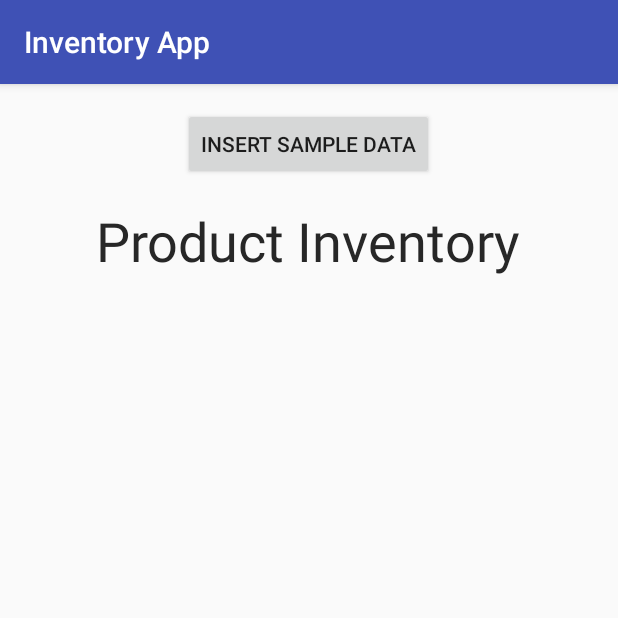
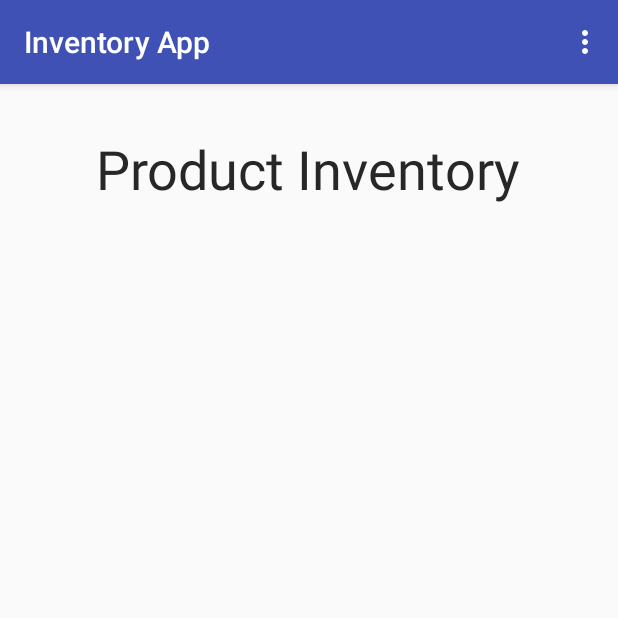
Before and after one commit to alejandra-gonzalez/InventoryApp, an Android app: the screen it shows after launch (MainActivity), on a phone screen of 412 x 824 dp, the top half of it. Run offline under Robolectric (Android 15) with nearby library versions, the phone set to English and light mode, and no system bars.

Commit message:
Updated Insert Dummy Data

```diff
--- a/app/src/main/java/com/example/android/inventoryapp/MainActivity.java
+++ b/app/src/main/java/com/example/android/inventoryapp/MainActivity.java
@@ -2,28 +2,22 @@ package com.example.android.inventoryapp;
 
 import android.content.ContentValues;
 import android.database.Cursor;
-import android.database.sqlite.SQLiteDatabase;
 import android.support.annotation.NonNull;
-import android.support.annotation.Nullable;
 import android.support.v4.app.LoaderManager;
 import android.support.v4.content.CursorLoader;
 import android.support.v4.content.Loader;
 import android.support.v7.app.AppCompatActivity;
 import android.os.Bundle;
-import android.view.View;
+import android.view.Menu;
+import android.view.MenuItem;
 import android.widget.ListView;
-import android.widget.TextView;
-import android.widget.Toast;
 
 import com.example.android.inventoryapp.data.ProductContract.ProductEntry;
-import com.example.android.inventoryapp.data.ProductDbHelper;
 
 public class MainActivity extends AppCompatActivity implements LoaderManager.LoaderCallbacks<Cursor>{
 
     private static final int PRODUCT_LIST_LOADER = 0;
     private ProductCursorAdapter productCursorAdapter;
-
-    private ProductDbHelper productDbHelper;
 
     @Override
     protected void onCreate(Bundle savedInstanceState) {
@@ -34,17 +28,13 @@ public class MainActivity extends AppCompatActivity implements LoaderManager.Loa
         productCursorAdapter = new ProductCursorAdapter(this, null);
         productList.setAdapter(productCursorAdapter);
 
-        productDbHelper = new ProductDbHelper(this);
-
         getSupportLoaderManager().initLoader(PRODUCT_LIST_LOADER, null, this);
     }
 
     /**
      * Inserts a row of fake data.
      */
-    public void insertProductData(View v){
-        SQLiteDatabase db = productDbHelper.getWritableDatabase();
-
+    public void insertProductData(){
         ContentValues values = new ContentValues();
         values.put(ProductEntry.COLUMN_PRODUCT_NAME, getString(R.string.sample_product_name));
         values.put(ProductEntry.COLUMN_PRODUCT_PRICE, 12);
@@ -52,16 +42,12 @@ public class MainActivity extends AppCompatActivity implements LoaderManager.Loa
         values.put(ProductEntry.COLUMN_SUPPLIER_NAME, getString(R.string.sample_supplier_name));
         values.put(ProductEntry.COLUMN_SUPPLIER_PHONE_NUMBER, getString(R.string.sample_supplier_number));
 
-        long newRowId = db.insert(ProductEntry.TABLE_NAME, null, values);
-
-        if (newRowId == -1) {
-            Toast.makeText(getApplicationContext(),getString(R.string.display_error_message),
-                    Toast.LENGTH_SHORT).show();
-        }
-
-        productCursorAdapter.notifyDataSetChanged();
+        getContentResolver().insert(ProductEntry.CONTENT_URI, values);
     }
 
+    /**
+     * Creates the loader if it does not exist already.
+     */
     @NonNull
     @Override
     public Loader<Cursor> onCreateLoader(int loaderID, Bundle bundle) {
@@ -71,13 +57,42 @@ public class MainActivity extends AppCompatActivity implements LoaderManager.Loa
                 null, null);
     }
 
+    /**
+     * Uses the Cursor from the CursorLoader once the loader finishes its work.
+     */
     @Override
     public void onLoadFinished(@NonNull Loader<Cursor> loader, Cursor cursor) {
         productCursorAdapter.swapCursor(cursor);
     }
 
+    /**
+     * Resets the CursorLoader.
+     */
     @Override
     public void onLoaderReset(@NonNull Loader<Cursor> loader) {
         productCursorAdapter.swapCursor(null);
     }
+
+    /**
+     * Inflates the menu options from the res/menu/menu_main_activity.xml file
+     * and adds them to the app bar.
+     */
+    @Override
+    public boolean onCreateOptionsMenu(Menu menu) {
+        getMenuInflater().inflate(R.menu.menu_main_activity, menu);
+        return true;
+    }
+
+    /**
+     * Performs an action based on what was selected from the app bar menu.
+     */
+    @Override
+    public boolean onOptionsItemSelected(MenuItem item) {
+        switch (item.getItemId()) {
+            case R.id.action_insert_dummy_data:
+                insertProductData();
+                return true;
+        }
+        return super.onOptionsItemSelected(item);
+    }
 }
--- a/app/src/main/res/layout/activity_main.xml
+++ b/app/src/main/res/layout/activity_main.xml
@@ -6,13 +6,6 @@
     android:layout_margin="16dp"
     android:orientation="vertical"
     tools:context=".MainActivity">
-
-    <Button
-        android:layout_width="wrap_content"
-        android:layout_height="wrap_content"
-        android:layout_gravity="center_horizontal"
-        android:onClick="insertProductData"
-        android:text="@string/insert_sample_data" />
 
     <TextView
         android:layout_width="wrap_content"
--- /dev/null
+++ b/app/src/main/res/menu/menu_main_activity.xml
@@ -0,0 +1,10 @@
+<?xml version="1.0" encoding="utf-8"?>
+<menu xmlns:android="http://schemas.android.com/apk/res/android"
+    xmlns:app="http://schemas.android.com/apk/res-auto">
+
+    <item
+        android:id="@+id/action_insert_dummy_data"
+        android:title="@string/insert_dummy_data"
+        app:showAsAction="never" />
+
+</menu>
--- a/app/src/main/res/values/strings.xml
+++ b/app/src/main/res/values/strings.xml
@@ -9,4 +9,5 @@
     <string name="price_label">Price: </string>
     <string name="quantity_label">Quantity: </string>
     <string name="sale_button_text">Sell</string>
+    <string name="insert_dummy_data">Insert Dummy Data</string>
 </resources>
```
Also changed, not shown: app/src/main/java/com/example/android/inventoryapp/data/ProductProvider.java (+53 -2 lines).
